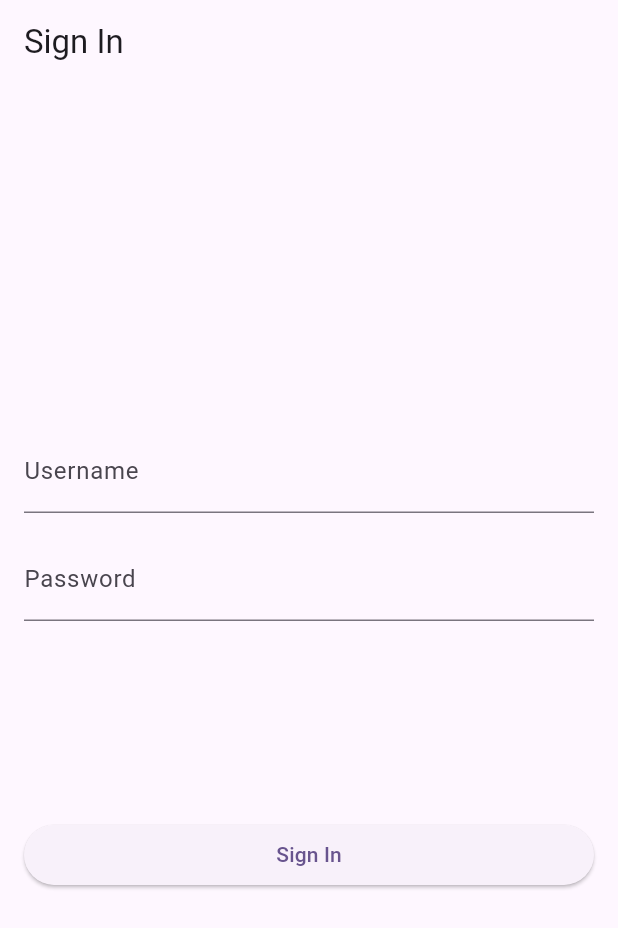
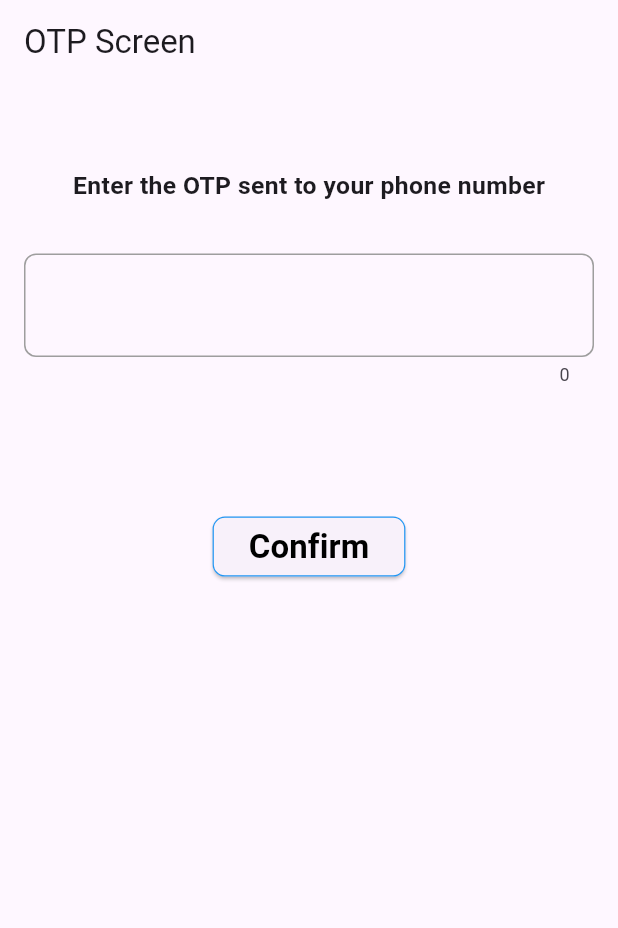
Before and after one commit to Alqdees/Captin_app, a Flutter app: the screen it shows after launch, on a phone screen of 412 x 824 dp. Shown: the top 928 px of the screen. Run offline on Flutter 3.47's test engine with Material 2 defaults, Android fonts, the phone set to English and light mode, and no system bars; our stand-ins replace connectivity_plus, firebase_core, firebase_database, firebase_messaging, shared_preferences, sizer; accounts and stored records are empty.

Commit message:
add otp screen

```diff
--- a/lib/l10n/intl_en.arb
+++ b/lib/l10n/intl_en.arb
@@ -1,5 +1,7 @@
 {
     "name": "name :",
     "date": "date :",
-    "detail_screen" : "Detail Screen"
+    "detail_screen" : "Detail Screen",
+    "confirm" : "Confirm",
+    "descriptionOTP" : "Enter the OTP sent to your phone number"
 }
--- a/lib/main.dart
+++ b/lib/main.dart
@@ -5,6 +5,7 @@ import 'package:flutter_localizations/flutter_localizations.dart';
 import 'package:notification_of_support/model_provider/FireBaseApi.dart';
 import 'package:notification_of_support/route/Detail_screen.dart';
 import 'package:notification_of_support/route/HomeScreen.dart';
+import 'package:notification_of_support/route/OtpScreen.dart';
 import 'package:notification_of_support/route/SignInScreen.dart';
 import 'package:notification_of_support/route/SplashScreen.dart';
 import 'package:provider/provider.dart';
@@ -21,7 +22,7 @@ void main() async {
     options: DefaultFirebaseOptions.currentPlatform,
   );
   await FireBaseApi().initNotification();
-  SystemChrome.setEnabledSystemUIMode(SystemUiMode.manual, overlays: []);
+
   SystemChrome.setSystemUIOverlayStyle(SystemUiOverlayStyle.dark);
  SystemChrome.setPreferredOrientations([
   DeviceOrientation.portraitUp,
@@ -63,12 +64,12 @@ class _MyAppState extends State<MyApp> {
             colorScheme: ColorScheme.fromSeed(seedColor: Colors.deepPurple),
             useMaterial3: true,
           ),
-          home:const SplashScreen(),
+          home:const OtpScreen(),
           navigatorKey: navigatorKey,
           routes: {
             DetailScreen.Route: (context) => const DetailScreen(),
             HomeScreen.Route: (context) => const HomeScreen(),
-            SignInScreen.Route: (context) => SignInScreen(),
+            SignInScreen.Route: (context) =>  SignInScreen(),
           },
         );
       },
--- a/lib/model_provider/provider.dart
+++ b/lib/model_provider/provider.dart
@@ -2,7 +2,6 @@ import 'dart:async';
 import 'package:connectivity_plus/connectivity_plus.dart';
 import 'package:firebase_database/firebase_database.dart';
 import 'package:flutter/material.dart';
-import 'package:notification_of_support/route/HomeScreen.dart';
 import 'package:shared_preferences/shared_preferences.dart';
 
 class ModelProvider extends ChangeNotifier {
@@ -75,30 +74,6 @@ class ModelProvider extends ChangeNotifier {
     notifyListeners();
   }
 
-  String? _username;
-  String? _password;
-  bool _isLoggedIn = false;
-
-  bool get isLoggedIn => _isLoggedIn;
-
-  void signIn(String username, String password, BuildContext context) {
-    // TODO: Implement your sign-in logic here.
-    if (username == 'admin' && password == 'admin') {
-      _username = username;
-      _password = password;
-      _isLoggedIn = true;
-      Navigator.pushReplacementNamed(context, HomeScreen.Route);
-      notifyListeners();
-    }
-  }
-
-  void signOut() {
-    _username = null;
-    _password = null;
-    _isLoggedIn = false;
-    notifyListeners();
-  }
-
   void removeScreen(BuildContext context, String route, bool pro) {
     Navigator.pushNamedAndRemoveUntil(
       context,
--- /dev/null
+++ b/lib/route/OtpScreen.dart
@@ -0,0 +1,82 @@
+import 'package:flutter/material.dart';
+import 'package:sizer/sizer.dart';
+
+import '../generated/l10n.dart';
+
+class OtpScreen extends StatefulWidget {
+  const OtpScreen({Key? key}) : super(key: key);
+
+  @override
+  _OtpScreenState createState() => _OtpScreenState();
+}
+
+class _OtpScreenState extends State<OtpScreen> {
+  final TextEditingController _otpController = TextEditingController();
+
+  @override
+  Widget build(BuildContext context) {
+    return Scaffold(
+      appBar: AppBar(
+        title: Text('OTP Screen'),
+      ),
+      body: Padding(
+        padding: const EdgeInsets.all(16.0),
+        child: Column(
+          children: [
+            const SizedBox(height: 40.0),
+            Text(
+              S.of(context).descriptionOTP,
+              style: TextStyle(fontSize: 12.sp, fontWeight: FontWeight.bold),
+            ),
+            SizedBox(height: 4.h),
+            TextField(
+              controller: _otpController,
+              keyboardType: TextInputType.number,
+              style: TextStyle(fontSize: 18.sp, fontWeight: FontWeight.bold),
+              textAlign: TextAlign.start,
+              onChanged: (txt) {
+                setState(() {
+                  print(txt);
+                });
+              },
+              decoration: InputDecoration(
+                counterText: _otpController.text.length.toString(),
+                enabledBorder: OutlineInputBorder(
+                  borderRadius: BorderRadius.circular(8.0),
+                  borderSide: const BorderSide(color: Colors.grey),
+                ),
+                focusedBorder: OutlineInputBorder(
+                  borderRadius: BorderRadius.circular(8.0),
+                  borderSide: const BorderSide(color: Colors.blue),
+                ),
+              ),
+            ),
+            SizedBox(
+              height: 10.h,
+            ),
+            Center(
+                child: ElevatedButton(
+              onPressed: () {
+                // Do something when the button is pressed
+                setState(() {});
+              },
+              style: ElevatedButton.styleFrom(
+                shape: RoundedRectangleBorder(
+                  borderRadius: BorderRadius.circular(1.h),
+                ),
+                side: BorderSide(color: Colors.blue, width: 0.2.w),
+              ),
+              child: Text(
+                S.of(context).confirm,
+                style: TextStyle(
+                    fontSize: 16.sp,
+                    fontWeight: FontWeight.bold,
+                    color: Colors.black),
+              ),
+            ))
+          ],
+        ),
+      ),
+    );
+  }
+}
--- a/lib/route/SignInScreen.dart
+++ b/lib/route/SignInScreen.dart
@@ -1,22 +1,11 @@
-import 'package:firebase_messaging/firebase_messaging.dart';
 import 'package:flutter/material.dart';
-import 'package:notification_of_support/model_provider/provider.dart';
-import 'package:notification_of_support/route/HomeScreen.dart';
-import 'package:provider/provider.dart';
 import 'package:sizer/sizer.dart';
 
 class SignInScreen extends StatelessWidget {
-  final TextEditingController _usernameController = TextEditingController();
-  final TextEditingController _passwordController = TextEditingController();
   static const Route = '/SignInScreen';
   @override
   Widget build(BuildContext context) {
-    final userModel = Provider.of<ModelProvider>(context, listen: false);
-    userModel.getObj();
-    userModel.saveData();
-    if (userModel.isLoggedIn) {
-      return const HomeScreen();
-    }
+
     return Scaffold(
       appBar: AppBar(
         title: const Text('Sign In'),
@@ -28,30 +17,25 @@ class SignInScreen extends StatelessWidget {
             mainAxisAlignment: MainAxisAlignment.center,
             crossAxisAlignment: CrossAxisAlignment.stretch,
             children: [
-              TextField(
-                controller: _usernameController,
-                decoration: const InputDecoration(
+             const TextField(
+
+                decoration:  InputDecoration(
                   labelText: 'Username',
                 ),
               ),
               const SizedBox(height: 16.0),
-              TextField(
-                controller: _passwordController,
+             const TextField(
+
                 obscureText: true,
-                decoration: const InputDecoration(
+                decoration:  InputDecoration(
                   labelText: 'Password',
                 ),
               ),
               SizedBox(height: 16.h),
               ElevatedButton(
+                style: const ButtonStyle(),
                 onPressed: () {
-                  final userModel =
-                      Provider.of<ModelProvider>(context, listen: false);
-                  userModel.signIn(_usernameController.text,
-                      _passwordController.text, context);
-                  // context
-                  //     .read<ModelProvider>()
-                  //     .managerScreen(HomeScreen.Route, context);
+
                 },
                 child: const Text('Sign In'),
               ),
--- a/lib/route/SplashScreen.dart
+++ b/lib/route/SplashScreen.dart
@@ -1,11 +1,12 @@
 import 'dart:async';
 
 import 'package:flutter/material.dart';
+import 'package:flutter/services.dart';
 import 'package:notification_of_support/route/HomeScreen.dart';
-import 'package:notification_of_support/route/SignInScreen.dart';
 import 'package:provider/provider.dart';
 
 import '../model_provider/provider.dart';
+import 'SignInScreen.dart';
 
 class SplashScreen extends StatelessWidget {
   const SplashScreen({Key? key}) : super(key: key);
@@ -14,20 +15,16 @@ class SplashScreen extends StatelessWidget {
   Widget build(BuildContext context) {
     final providModel = Provider.of<ModelProvider>(context, listen: false);
     providModel.getObj();
-    // print(providModel.isLogged());
-    Timer.periodic(const Duration(seconds: 3), (timer) {
+    Future.delayed(const Duration(seconds: 3), () {
       if (providModel.isLogged() ?? false) {
         providModel.removeScreen(context, HomeScreen.Route, false);
-        timer.cancel();
-        return;
+
       } else {
         print(providModel.isLogged() ?? false);
         providModel.removeScreen(context, SignInScreen.Route, false);
-
-        timer.cancel();
       }
+      SystemChrome.restoreSystemUIOverlays();
     });
-
     return Scaffold(
         body: Center(
             child: Column(
--- a/pubspec.yaml
+++ b/pubspec.yaml
@@ -18,6 +18,7 @@ dependencies:
         sdk: flutter
   connectivity_plus: ^4.0.1
   shared_preferences: ^2.2.0
+  google_fonts: ^5.1.0
   # flutter_intl:
   #   enabled: true
 dev_dependencies:
```
Also changed, not shown: lib/generated/intl/messages_en.dart, lib/generated/l10n.dart, pubspec.lock.
